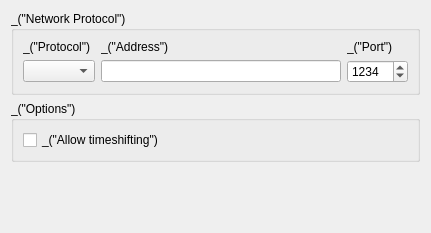
omunroe-com/ubtvlc, file modules/gui/qt4/ui/open_net.ui: the form before one commit.
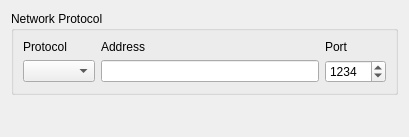
The form after the commit.

```diff
--- a/modules/gui/qt4/ui/open_net.ui
+++ b/modules/gui/qt4/ui/open_net.ui
@@ -6,8 +6,8 @@
    <rect>
     <x>0</x>
     <y>0</y>
-    <width>431</width>
-    <height>233</height>
+    <width>409</width>
+    <height>137</height>
    </rect>
   </property>
   <property name="windowTitle" >
@@ -17,7 +17,7 @@
    <item>
     <widget class="QGroupBox" name="groupBox" >
      <property name="title" >
-      <string>_("Network Protocol")</string>
+      <string>Network Protocol</string>
      </property>
      <layout class="QGridLayout" >
       <item row="1" column="0" >
@@ -30,7 +30,7 @@
       <item row="0" column="0" >
        <widget class="QLabel" name="label" >
         <property name="text" >
-         <string>_("Protocol")</string>
+         <string>Protocol</string>
         </property>
         <property name="buddy" >
          <cstring>protocolCombo</cstring>
@@ -62,7 +62,7 @@
          </sizepolicy>
         </property>
         <property name="text" >
-         <string>_("Address")</string>
+         <string>Address</string>
         </property>
         <property name="buddy" >
          <cstring>addressText</cstring>
@@ -72,7 +72,7 @@
       <item row="0" column="2" >
        <widget class="QLabel" name="label_4" >
         <property name="text" >
-         <string>_("Port")</string>
+         <string>Port</string>
         </property>
         <property name="buddy" >
          <cstring>portSpin</cstring>
@@ -82,32 +82,7 @@
       <item row="1" column="1" >
        <widget class="QLineEdit" name="addressText" >
         <property name="toolTip" >
-         <string>_("Enter the URL of the network stream here, with or without the protocol.")</string>
-        </property>
-       </widget>
-      </item>
-     </layout>
-    </widget>
-   </item>
-   <item>
-    <widget class="QGroupBox" name="groupBox_3" >
-     <property name="sizePolicy" >
-      <sizepolicy vsizetype="Fixed" hsizetype="Preferred" >
-       <horstretch>0</horstretch>
-       <verstretch>0</verstretch>
-      </sizepolicy>
-     </property>
-     <property name="title" >
-      <string>_("Options")</string>
-     </property>
-     <layout class="QHBoxLayout" >
-      <item>
-       <widget class="QCheckBox" name="timeShift" >
-        <property name="toolTip" >
-         <string/>
-        </property>
-        <property name="text" >
-         <string>_("Allow timeshifting")</string>
+         <string>Enter the URL of the network stream here, with or without the protocol.</string>
         </property>
        </widget>
       </item>
```
Left out of the diff: 5 changed lines with no effect on the pictures.
